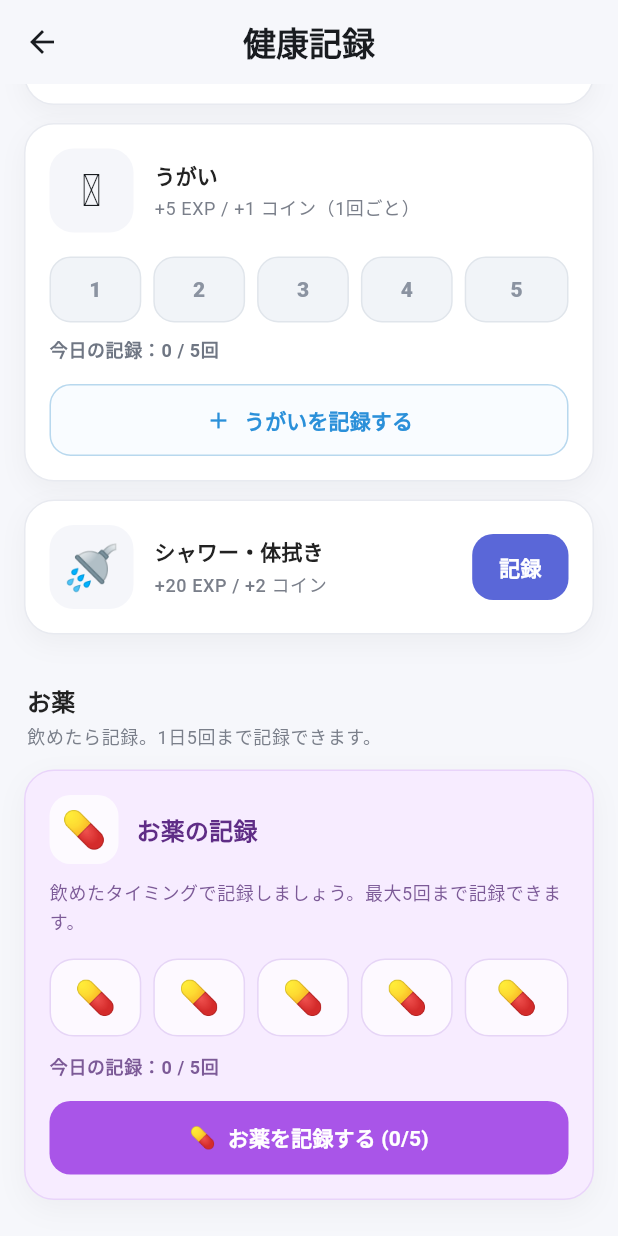
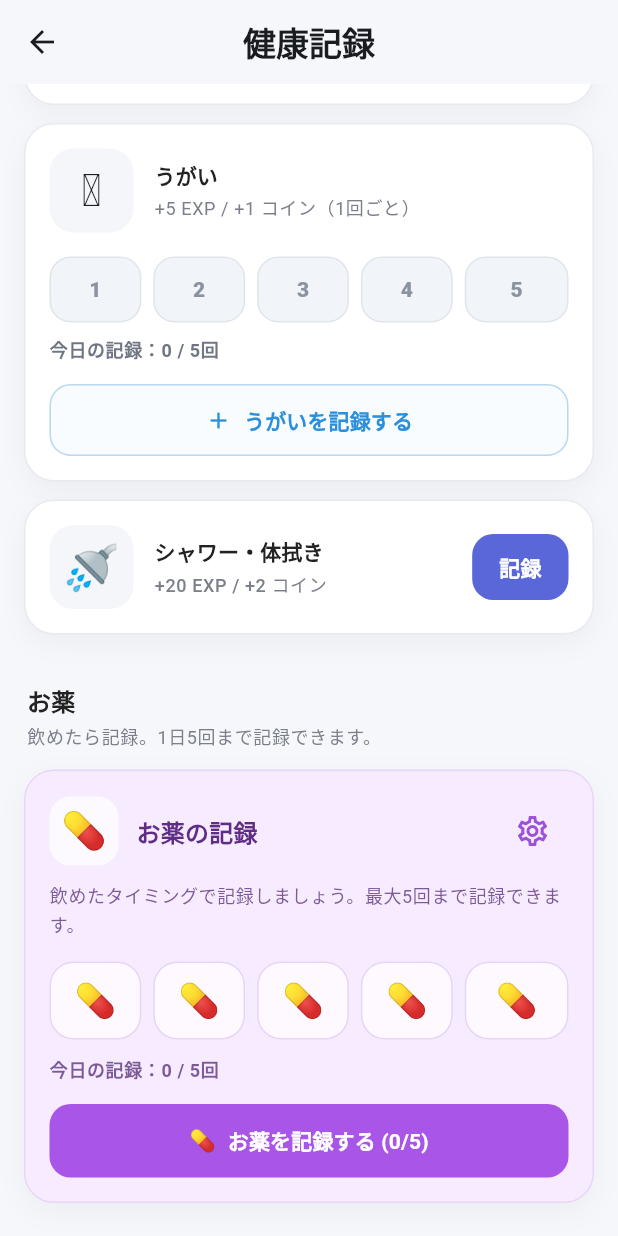
Before and after one commit to mikuishidaq6-del/super_easy_game, a Flutter app: the ActivityScreen screen opened directly, scrolled down 371 dp, on a phone screen of 412 x 824 dp. Run offline on Flutter 3.47's test engine with Material 3 defaults, Android fonts, the phone set to English and light mode, and no system bars; our stand-ins replace shared_preferences; accounts and stored records are empty; Roboto replaces fonts that are missing (Noto Sans JP).

Commit message:
お薬の上限を5回に変更し、ユーザーが個別設定できる機能を追加
Co-authored-by: norinori1 <111278547+norinori1@users.noreply.github.com>
Agent-Logs-Url: https://github.com/mikuishidaq6-del/super_easy_game/sessions/978eaa0b-29a1-445d-9a91-685f422d53cf

```diff
--- a/game/lib/providers/game_provider.dart
+++ b/game/lib/providers/game_provider.dart
@@ -9,6 +9,7 @@ class GameProvider extends ChangeNotifier {
   // --- ゲームバランス定数 ---
   static const int streakRecoveryCost = 15; // ストリーク回復に必要なコイン数
   static const int coinsPerStepCycle = 15;  // 歩数閾値達成ごとのコイン報酬
+  static const int defaultMedicineLimit = 5; // お薬の1日あたりのデフォルト上限回数
 
   // --- 永続化キー ---
   static const _keyExp = 'total_exp';
@@ -20,6 +21,7 @@ class GameProvider extends ChangeNotifier {
   static const _keyTodayActivities = 'today_activities';
   static const _keyGargleCount = 'today_gargle_count';
   static const _keyMedicineCount = 'today_medicine_count';
+  static const _keyMedicineLimit = 'medicine_limit';
 
   // --- 状態変数 ---
   int _totalExp = 0;
@@ -31,6 +33,7 @@ class GameProvider extends ChangeNotifier {
   Set<String> _todayActivities = {};
   int _gargleCount = 0;
   int _medicineCount = 0;
+  int _medicineLimit = defaultMedicineLimit;
   bool _initialized = false;
 
   // --- Getters ---
@@ -42,6 +45,7 @@ class GameProvider extends ChangeNotifier {
   Set<String> get todayActivities => Set.unmodifiable(_todayActivities);
   int get gargleCount => _gargleCount;
   int get medicineCount => _medicineCount;
+  int get medicineLimit => _medicineLimit;
   bool get initialized => _initialized;
   bool get hasTodayFaceInput => _todayFaceScale != null;
 
@@ -107,6 +111,7 @@ class GameProvider extends ChangeNotifier {
     }
     _gargleCount = prefs.getInt(_keyGargleCount) ?? 0;
     _medicineCount = prefs.getInt(_keyMedicineCount) ?? 0;
+    _medicineLimit = prefs.getInt(_keyMedicineLimit) ?? defaultMedicineLimit;
 
     _initialized = true;
     notifyListeners();
@@ -200,8 +205,8 @@ class GameProvider extends ChangeNotifier {
       if (_gargleCount >= 5) return 0;
       _gargleCount++;
     } else if (activity.id == 'medicine') {
-      // お薬は1日に複数回記録可能（最大3回）
-      if (_medicineCount >= 3) return 0;
+      // お薬は1日に複数回記録可能（上限はユーザー設定値）
+      if (_medicineCount >= _medicineLimit) return 0;
       _medicineCount++;
     } else {
       // その他は1日1回
@@ -219,7 +224,7 @@ class GameProvider extends ChangeNotifier {
 
   bool isActivityDone(String activityId) {
     if (activityId == 'gargle') return _gargleCount >= 5;
-    if (activityId == 'medicine') return _medicineCount >= 3;
+    if (activityId == 'medicine') return _medicineCount >= _medicineLimit;
     return _todayActivities.contains(activityId);
   }
 
@@ -230,6 +235,14 @@ class GameProvider extends ChangeNotifier {
   }
 
   String _todayString() => DateFormat('yyyy-MM-dd').format(DateTime.now());
+
+  /// お薬の1日上限回数を変更する
+  /// [limit] は 1〜10 の範囲で指定する（範囲外の値は自動でクランプされる）
+  Future<void> setMedicineLimit(int limit) async {
+    _medicineLimit = limit.clamp(1, 10);
+    await _save();
+    notifyListeners();
+  }
 
   Future<void> _save() async {
     final prefs = await SharedPreferences.getInstance();
@@ -248,5 +261,6 @@ class GameProvider extends ChangeNotifier {
         _keyTodayActivities, jsonEncode(_todayActivities.toList()));
     await prefs.setInt(_keyGargleCount, _gargleCount);
     await prefs.setInt(_keyMedicineCount, _medicineCount);
+    await prefs.setInt(_keyMedicineLimit, _medicineLimit);
   }
 }
--- a/game/lib/screens/activity_screen.dart
+++ b/game/lib/screens/activity_screen.dart
@@ -5,9 +5,14 @@ import '../models/game_models.dart';
 
 /// 健康アクティビティ記録画面
 /// 歯磨き・うがい・シャワー・お薬管理
-class ActivityScreen extends StatelessWidget {
+class ActivityScreen extends StatefulWidget {
   const ActivityScreen({super.key});
 
+  @override
+  State<ActivityScreen> createState() => _ActivityScreenState();
+}
+
+class _ActivityScreenState extends State<ActivityScreen> {
   static const double _pageHorizontalPadding = 16;
   static const double _sectionGap = 24;
   static const double _cardRadius = 20;
@@ -60,10 +65,10 @@ class ActivityScreen extends StatelessWidget {
               const SizedBox(height: _sectionGap - 4),
               _SectionTitle(
                 title: 'お薬',
-                subtitle: '飲めたら記録。1日5回まで記録できます。',
+                subtitle: '飲めたら記録。1日${game.medicineLimit}回まで記録できます。',
               ),
               const SizedBox(height: 12),
-              _buildMedicineSection(theme),
+              _buildMedicineSection(context, game, theme),
             ],
           ),
         ),
@@ -141,7 +146,7 @@ class ActivityScreen extends StatelessWidget {
               Expanded(
                 child: _SummaryMetricCard(
                   label: 'お薬',
-                  value: '$medicineDone/5',
+                  value: '$medicineDone/${game.medicineLimit}',
                   accentColor: const Color(0xFF9C51D8),
                   icon: Icons.medication_outlined,
                 ),
@@ -153,7 +158,8 @@ class ActivityScreen extends StatelessWidget {
     );
   }
 
-  Widget _buildMedicineSection(ThemeData theme) {
+  Widget _buildMedicineSection(
+      BuildContext context, GameProvider game, ThemeData theme) {
     return Container(
       width: double.infinity,
       padding: const EdgeInsets.all(16),
@@ -199,11 +205,18 @@ class ActivityScreen extends StatelessWidget {
                   ),
                 ),
               ),
+              IconButton(
+                icon: const Icon(Icons.settings_outlined,
+                    color: Color(0xFF9C51D8)),
+                tooltip: '上限回数を変更',
+                onPressed: () =>
+                    _showMedicineLimitDialog(context, game),
+              ),
             ],
           ),
           const SizedBox(height: 10),
           Text(
-            '飲めたタイミングで記録しましょう。最大5回まで記録できます。',
+            '飲めたタイミングで記録しましょう。最大${game.medicineLimit}回まで記録できます。',
             style: theme.textTheme.bodySmall?.copyWith(
               color: const Color(0xFF7C5A97),
               height: 1.5,
@@ -214,6 +227,67 @@ class ActivityScreen extends StatelessWidget {
         ],
       ),
     );
+  }
+
+  Future<void> _showMedicineLimitDialog(
+      BuildContext context, GameProvider game) async {
+    int selectedLimit = game.medicineLimit;
+    final newLimit = await showDialog<int>(
+      context: context,
+      builder: (ctx) => StatefulBuilder(
+        builder: (ctx, setDialogState) => AlertDialog(
+          title: const Text('お薬の上限回数'),
+          content: Column(
+            mainAxisSize: MainAxisSize.min,
+            children: [
+              const Text('1日に記録できるお薬の上限回数を設定します。'),
+              const SizedBox(height: 16),
+              Row(
+                mainAxisAlignment: MainAxisAlignment.center,
+                children: [
+                  const Text('上限回数：'),
+                  Text(
+                    '$selectedLimit 回',
+                    style: const TextStyle(
+                      fontSize: 20,
+                      fontWeight: FontWeight.w800,
+                      color: Color(0xFF9C51D8),
+                    ),
+                  ),
+                ],
+              ),
+              Slider(
+                value: selectedLimit.toDouble(),
+                min: 1,
+                max: 10,
+                divisions: 9,
+                label: '$selectedLimit 回',
+                activeColor: const Color(0xFF9C51D8),
+                onChanged: (v) =>
+                    setDialogState(() => selectedLimit = v.round()),
+              ),
+            ],
+          ),
+          actions: [
+            TextButton(
+              onPressed: () => Navigator.of(ctx).pop(null),
+              child: const Text('キャンセル'),
+            ),
+            FilledButton(
+              onPressed: () => Navigator.of(ctx).pop(selectedLimit),
+              style: FilledButton.styleFrom(
+                backgroundColor: const Color(0xFF9C51D8),
+              ),
+              child: const Text('保存'),
+            ),
+          ],
+        ),
+      ),
+    );
+
+    if (newLimit != null) {
+      await game.setMedicineLimit(newLimit);
+    }
   }
 }
 
@@ -765,17 +839,18 @@ class _MedicineTrackerState extends State<_MedicineTracker> {
     final theme = Theme.of(context);
     final game = context.watch<GameProvider>();
     final count = game.medicineCount;
-    final isDone = count >= 5;
+    final limit = game.medicineLimit;
+    final isDone = count >= limit;
 
     return Column(
       crossAxisAlignment: CrossAxisAlignment.start,
       children: [
         Row(
-          children: List.generate(5, (i) {
+          children: List.generate(limit, (i) {
             final filled = i < count;
             return Expanded(
               child: Padding(
-                padding: EdgeInsets.only(right: i == 4 ? 0 : 8),
+                padding: EdgeInsets.only(right: i == limit - 1 ? 0 : 8),
                 child: AnimatedContainer(
                   duration: const Duration(milliseconds: 250),
                   height: 52,
@@ -806,7 +881,7 @@ class _MedicineTrackerState extends State<_MedicineTracker> {
         ),
         const SizedBox(height: 12),
         Text(
-          '今日の記録：$count / 5回',
+          '今日の記録：$count / $limit回',
           style: theme.textTheme.bodySmall?.copyWith(
             color: const Color(0xFF7C5A97),
             fontWeight: FontWeight.w600,
@@ -837,7 +912,7 @@ class _MedicineTrackerState extends State<_MedicineTracker> {
               onPressed: () => _onTap(game),
               icon: const Text('💊'),
               label: Text(
-                'お薬を記録する ($count/5)',
+                'お薬を記録する ($count/$limit)',
                 style: const TextStyle(fontWeight: FontWeight.w700),
               ),
               style: FilledButton.styleFrom(
```
Also changed, not shown: 1 other file.
